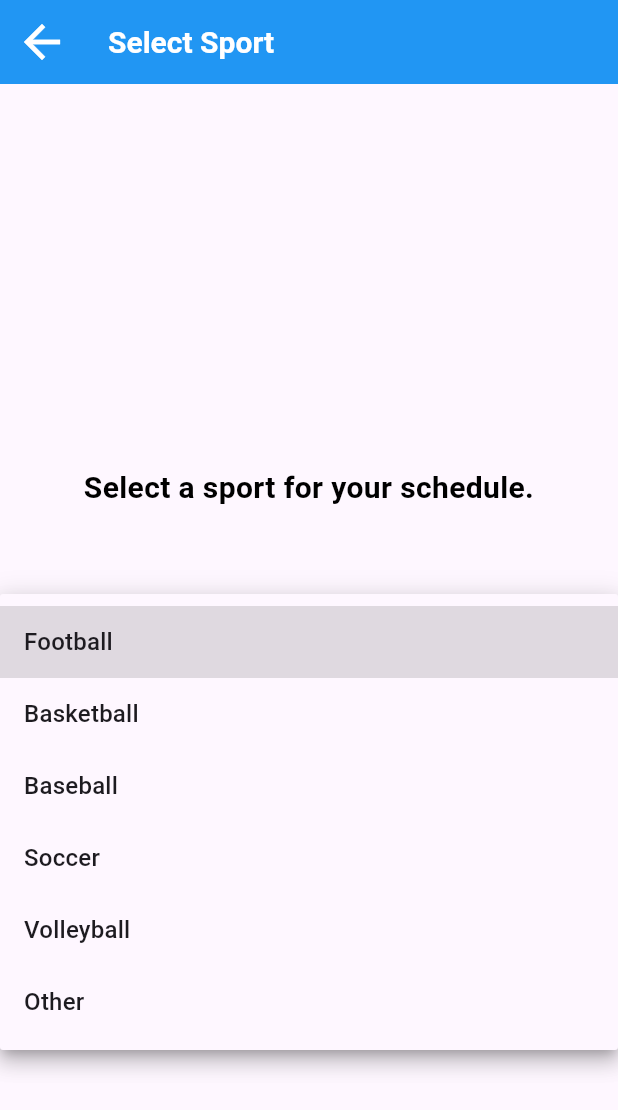
After one commit to joerathert/efficials_app, a Flutter app: the SelectSportScreen screen opened by its route, after a tap on "Sport", on a phone screen of 412 x 824 dp. The commit adds this screen. Shown: the top 1110 px of the screen. Run offline on Flutter 3.47's test engine with Material 3 defaults, Android fonts, the phone set to English and light mode, and no system bars; our stand-ins replace shared_preferences; accounts and stored records are empty.

Commit message:
Implemented SelectSportScreen with navigation from HomeScreen + button

```diff
--- a/lib/home_screen.dart
+++ b/lib/home_screen.dart
@@ -120,9 +120,7 @@ class HomeScreen extends StatelessWidget {
       ),
       floatingActionButton: FloatingActionButton(
         onPressed: () {
-          ScaffoldMessenger.of(context).showSnackBar(
-            const SnackBar(content: Text('Create Game not implemented yet')),
-          );
+          Navigator.pushNamed(context, '/select_sport');
         },
         backgroundColor: efficialsBlue,
         child: const Icon(Icons.add, size: 30, color: Colors.white),
--- a/lib/main.dart
+++ b/lib/main.dart
@@ -14,7 +14,8 @@ import 'filter_settings_screen.dart';
 import 'edit_list_screen.dart';
 import 'theme.dart';
 import 'locations_screen.dart';
-import 'add_new_location_screen.dart'; // Add this import
+import 'add_new_location_screen.dart';
+import 'select_sport_screen.dart'; // Add this import
 
 void main() {
   runApp(const EfficialsApp());
@@ -66,7 +67,8 @@ class EfficialsApp extends StatelessWidget {
         '/filter_settings': (context) => const FilterSettingsScreen(),
         '/edit_list': (context) => const EditListScreen(),
         '/locations': (context) => const LocationsScreen(),
-        '/add_new_location': (context) => const AddNewLocationScreen(), // Add this route
+        '/add_new_location': (context) => const AddNewLocationScreen(),
+        '/select_sport': (context) => const SelectSportScreen(), // Add this route
       },
     );
   }
--- /dev/null
+++ b/lib/select_sport_screen.dart
@@ -0,0 +1,73 @@
+import 'package:flutter/material.dart';
+import 'theme.dart';
+
+class SelectSportScreen extends StatefulWidget {
+  const SelectSportScreen({super.key});
+
+  @override
+  State<SelectSportScreen> createState() => _SelectSportScreenState();
+}
+
+class _SelectSportScreenState extends State<SelectSportScreen> {
+  String? selectedSport;
+  final List<String> sports = ['Football', 'Basketball', 'Baseball', 'Soccer', 'Volleyball', 'Other'];
+
+  @override
+  Widget build(BuildContext context) {
+    return Scaffold(
+      appBar: AppBar(
+        backgroundColor: efficialsBlue,
+        leading: IconButton(
+          icon: const Icon(Icons.arrow_back, size: 36, color: Colors.white),
+          onPressed: () => Navigator.pop(context),
+        ),
+        title: const Text(
+          'Select Sport',
+          style: TextStyle(color: Colors.white, fontSize: 20, fontWeight: FontWeight.bold),
+        ),
+      ),
+      body: Center(
+        child: ConstrainedBox(
+          constraints: const BoxConstraints(maxWidth: 600),
+          child: Padding(
+            padding: const EdgeInsets.all(16),
+            child: SingleChildScrollView(
+              child: Column(
+                mainAxisAlignment: MainAxisAlignment.center,
+                children: [
+                  const Text(
+                    'Select a sport for your schedule.',
+                    style: TextStyle(fontSize: 20, fontWeight: FontWeight.bold, color: Colors.black),
+                    textAlign: TextAlign.center,
+                  ),
+                  const SizedBox(height: 60),
+                  DropdownButtonFormField<String>(
+                    decoration: textFieldDecoration('Sport'),
+                    value: selectedSport,
+                    onChanged: (newValue) => setState(() => selectedSport = newValue),
+                    items: sports.map((value) => DropdownMenuItem(value: value, child: Text(value))).toList(),
+                  ),
+                  const SizedBox(height: 60),
+                  ElevatedButton(
+                    onPressed: () {
+                      if (selectedSport != null) {
+                        Navigator.pushNamed(context, '/next_screen', arguments: {'sport': selectedSport});
+                        // Replace '/next_screen' with the next logical route (e.g., schedule creation)
+                      } else {
+                        ScaffoldMessenger.of(context).showSnackBar(
+                          const SnackBar(content: Text('Please select a sport!')),
+                        );
+                      }
+                    },
+                    style: elevatedButtonStyle(),
+                    child: const Text('Continue', style: signInButtonTextStyle),
+                  ),
+                ],
+              ),
+            ),
+          ),
+        ),
+      ),
+    );
+  }
+}
```
